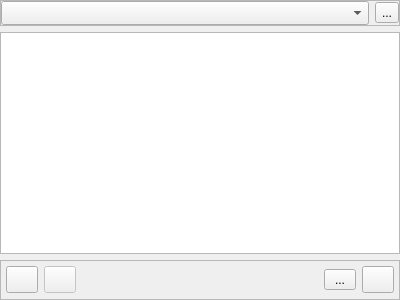
This is client/src/widgets/ProjectNavigator.ui in introlab/openteraplus as Qt 5 draws it before an edit. The edited form follows.
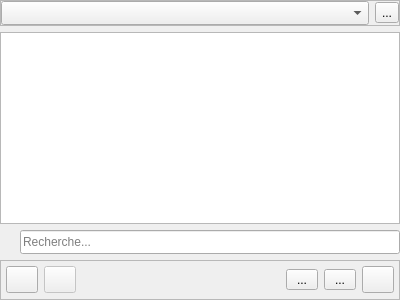
This is the edited form. Icons and pictures are not drawn.

The edit to the form file:
```diff
--- a/client/src/widgets/ProjectNavigator.ui
+++ b/client/src/widgets/ProjectNavigator.ui
@@ -122,6 +122,95 @@
      </column>
     </widget>
    </item>
+   <item>
+    <widget class="QFrame" name="frameSearch">
+     <property name="minimumSize">
+      <size>
+       <width>100</width>
+       <height>0</height>
+      </size>
+     </property>
+     <property name="maximumSize">
+      <size>
+       <width>16777215</width>
+       <height>32</height>
+      </size>
+     </property>
+     <property name="autoFillBackground">
+      <bool>false</bool>
+     </property>
+     <property name="styleSheet">
+      <string notr="true"/>
+     </property>
+     <layout class="QHBoxLayout" name="horizontalLayout_2">
+      <property name="spacing">
+       <number>0</number>
+      </property>
+      <property name="leftMargin">
+       <number>0</number>
+      </property>
+      <property name="topMargin">
+       <number>0</number>
+      </property>
+      <property name="rightMargin">
+       <number>0</number>
+      </property>
+      <property name="bottomMargin">
+       <number>0</number>
+      </property>
+      <item>
+       <widget class="QLabel" name="lblFind">
+        <property name="maximumSize">
+         <size>
+          <width>20</width>
+          <height>20</height>
+         </size>
+        </property>
+        <property name="text">
+         <string/>
+        </property>
+        <property name="pixmap">
+         <pixmap resource="../../resources/TeraClient.qrc">:/icons/search.png</pixmap>
+        </property>
+        <property name="scaledContents">
+         <bool>true</bool>
+        </property>
+       </widget>
+      </item>
+      <item>
+       <widget class="QLineEdit" name="txtNavSearch">
+        <property name="enabled">
+         <bool>true</bool>
+        </property>
+        <property name="sizePolicy">
+         <sizepolicy hsizetype="Preferred" vsizetype="Preferred">
+          <horstretch>0</horstretch>
+          <verstretch>0</verstretch>
+         </sizepolicy>
+        </property>
+        <property name="minimumSize">
+         <size>
+          <width>0</width>
+          <height>24</height>
+         </size>
+        </property>
+        <property name="text">
+         <string/>
+        </property>
+        <property name="maxLength">
+         <number>255</number>
+        </property>
+        <property name="placeholderText">
+         <string>Recherche...</string>
+        </property>
+        <property name="clearButtonEnabled">
+         <bool>true</bool>
+        </property>
+       </widget>
+      </item>
+     </layout>
+    </widget>
+   </item>
    <item>
     <widget class="QFrame" name="bottomFrame">
      <property name="sizePolicy">
@@ -254,6 +343,35 @@
         </property>
        </spacer>
       </item>
+      <item>
+       <widget class="QToolButton" name="btnSearch">
+        <property name="minimumSize">
+         <size>
+          <width>32</width>
+          <height>20</height>
+         </size>
+        </property>
+        <property name="cursor">
+         <cursorShape>PointingHandCursor</cursorShape>
+        </property>
+        <property name="text">
+         <string>...</string>
+        </property>
+        <property name="icon">
+         <iconset resource="../../resources/TeraClient.qrc">
+          <normaloff>:/icons/search.png</normaloff>:/icons/search.png</iconset>
+        </property>
+        <property name="iconSize">
+         <size>
+          <width>20</width>
+          <height>20</height>
+         </size>
+        </property>
+        <property name="checkable">
+         <bool>true</bool>
+        </property>
+       </widget>
+      </item>
       <item>
        <widget class="QToolButton" name="btnFilterActive">
         <property name="minimumSize">
```
